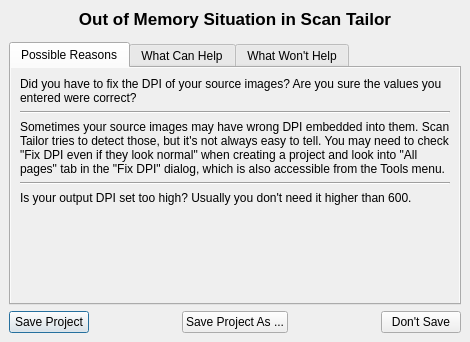
Old version of the form src/app/OutOfMemoryDialog.ui in the repository 2ndmax/scantailor-ocr.
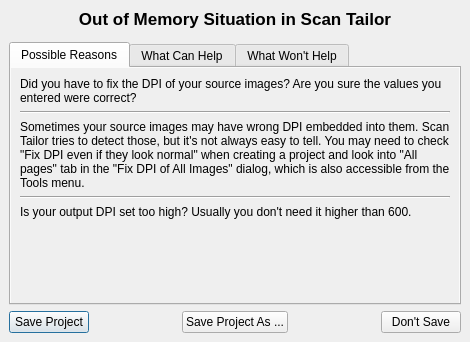
New version of the form.

Commit message:
Margins: own panel for the source resolution
The source DPI was part of the Margins panel, although its Apply to ...
never applied it. It now has its own panel, Source Resolution, above
Margins, with "Resolution:" and "dpi" in the fields like in Output. The
fields stay editable while the page is reloaded.

"Fix all ..." becomes "Fix DPI of all images ...", and the window and the
Tools menu entry are now called "Fix DPI of All Images", so it is clear
that it covers all images and opens a window first.

What changed in the file:
```diff
--- a/src/app/OutOfMemoryDialog.ui
+++ b/src/app/OutOfMemoryDialog.ui
@@ -138,7 +138,7 @@
                <item>
                 <widget class="QLabel" name="label_6">
                  <property name="text">
-                  <string>Sometimes your source images may have wrong DPI embedded into them. Scan Tailor tries to detect those, but it's not always easy to tell. You may need to check &quot;Fix DPI even if they look normal&quot; when creating a project and look into &quot;All pages&quot; tab in the &quot;Fix DPI&quot; dialog, which is also accessible from the Tools menu.</string>
+                  <string>Sometimes your source images may have wrong DPI embedded into them. Scan Tailor tries to detect those, but it's not always easy to tell. You may need to check &quot;Fix DPI even if they look normal&quot; when creating a project and look into &quot;All pages&quot; tab in the &quot;Fix DPI of All Images&quot; dialog, which is also accessible from the Tools menu.</string>
                  </property>
                  <property name="wordWrap">
                   <bool>true</bool>
```
The commit also changes 15 other files.
